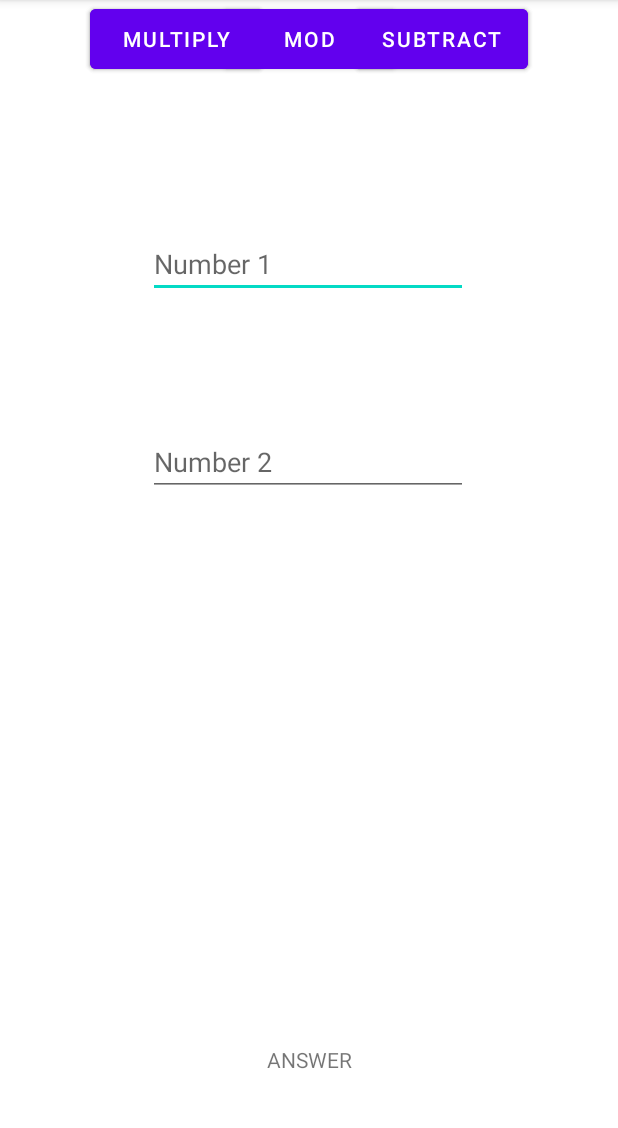
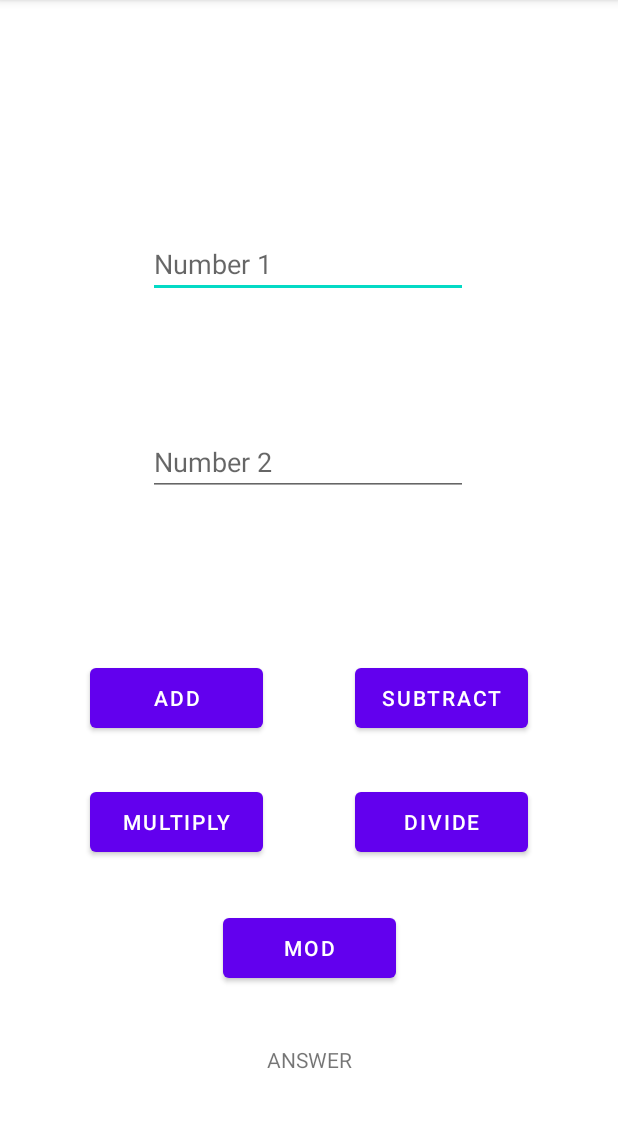
Before and after one commit to erenbudur/CS-501, an Android app: the screen it shows after launch (MainActivity), on a phone screen of 412 x 824 dp, the part 84-1212 px from its top. Run offline under Robolectric (Android 15) with nearby library versions, the phone set to English and light mode, and no system bars.

Commit message:
Added operations and div zero error message

```diff
--- a/Lect2_SimpleMath_1/app/src/main/java/com/example/lect2_simplemath_1/MainActivity.java
+++ b/Lect2_SimpleMath_1/app/src/main/java/com/example/lect2_simplemath_1/MainActivity.java
@@ -29,13 +29,13 @@ public class MainActivity extends AppCompatActivity {
         tvAnswer = (TextView) findViewById(R.id.tvAnswer);
         num1 = (EditText) findViewById(R.id.decimal1);
         num2 = (EditText) findViewById(R.id.decimal2);
-        addBtn  = (Button) findViewById(R.id.addButton);
-        subBtn  = (Button) findViewById(R.id.subButton);
-        mulBtn  = (Button) findViewById(R.id.mulButton);
-        divBtn  = (Button) findViewById(R.id.divButton);
-        modBtn  = (Button) findViewById(R.id.modButton);
+        addBtn = (Button) findViewById(R.id.addButton);
+        subBtn = (Button) findViewById(R.id.subButton);
+        mulBtn = (Button) findViewById(R.id.mulButton);
+        divBtn = (Button) findViewById(R.id.divButton);
+        modBtn = (Button) findViewById(R.id.modButton);
 
-        btnCalculate.setOnClickListener(new View.OnClickListener() {
+        addBtn.setOnClickListener(new View.OnClickListener() {
             @Override
             public void onClick(View view) {
                 Double result;
@@ -45,17 +45,57 @@ public class MainActivity extends AppCompatActivity {
             }
         });
 
-        btnCalculate.setOnLongClickListener(new View.OnLongClickListener() {
+        subBtn.setOnClickListener(new View.OnClickListener() {
             @Override
-            public boolean onLongClick(View view) {
+            public void onClick(View view) {
                 Double result;
                 result = Double.parseDouble(num1.getText().toString()) -
                         Double.parseDouble(num2.getText().toString());
                 tvAnswer.setText(result.toString());
-
-                return true;
             }
         });
+
+
+        mulBtn.setOnClickListener(new View.OnClickListener() {
+            @Override
+            public void onClick(View view) {
+                Double result;
+                result = Double.parseDouble(num1.getText().toString()) *
+                        Double.parseDouble(num2.getText().toString());
+                tvAnswer.setText(result.toString());
+            }
+        });
+
+        divBtn.setOnClickListener(new View.OnClickListener() {
+            @Override
+            public void onClick(View view) {
+                if (Double.parseDouble(num2.getText().toString()) == 0) {
+                    tvAnswer.setText("Division by 0 is not allowed");
+                    return;
+                }
+
+                Double result;
+                result = Double.parseDouble(num1.getText().toString()) /
+                        Double.parseDouble(num2.getText().toString());
+                tvAnswer.setText(result.toString());
+            }
+        });
+
+        modBtn.setOnClickListener(new View.OnClickListener() {
+            @Override
+            public void onClick(View view) {
+                if (Double.parseDouble(num2.getText().toString()) == 0) {
+                    tvAnswer.setText("Mod by 0 is not allowed");
+                    return;
+                }
+
+                Double result;
+                result = Double.parseDouble(num1.getText().toString()) %
+                        Double.parseDouble(num2.getText().toString());
+                tvAnswer.setText(result.toString());
+            }
+        });
+
 
     }
 
--- a/Lect2_SimpleMath_1/app/src/main/res/layout/activity_main.xml
+++ b/Lect2_SimpleMath_1/app/src/main/res/layout/activity_main.xml
@@ -11,9 +11,11 @@
         android:layout_width="115dp"
         android:layout_height="52dp"
         android:text="Mod"
+        app:layout_constraintBottom_toBottomOf="parent"
         app:layout_constraintEnd_toEndOf="parent"
         app:layout_constraintStart_toStartOf="parent"
-        tools:layout_editor_absoluteY="575dp" />
+        app:layout_constraintTop_toTopOf="parent"
+        app:layout_constraintVertical_bias="0.846" />
 
     <TextView
         android:id="@+id/tvAnswer"
@@ -59,17 +61,22 @@
         android:layout_height="52dp"
         android:layout_marginStart="60dp"
         android:text="Add"
+        app:layout_constraintBottom_toBottomOf="parent"
         app:layout_constraintStart_toStartOf="parent"
-        tools:layout_editor_absoluteY="417dp" />
+        app:layout_constraintTop_toTopOf="parent"
+        app:layout_constraintVertical_bias="0.614" />
 
     <Button
         android:id="@+id/divButton"
         android:layout_width="115dp"
         android:layout_height="52dp"
-        android:layout_marginEnd="60dp"
         android:text="Divide"
+        app:layout_constraintBottom_toBottomOf="parent"
         app:layout_constraintEnd_toEndOf="parent"
-        tools:layout_editor_absoluteY="494dp" />
+        app:layout_constraintHorizontal_bias="0.797"
+        app:layout_constraintStart_toStartOf="parent"
+        app:layout_constraintTop_toTopOf="parent"
+        app:layout_constraintVertical_bias="0.729" />
 
     <Button
         android:id="@+id/mulButton"
@@ -77,16 +84,21 @@
         android:layout_height="52dp"
         android:layout_marginStart="60dp"
         android:text="Multiply"
+        app:layout_constraintBottom_toBottomOf="parent"
         app:layout_constraintStart_toStartOf="parent"
-        tools:layout_editor_absoluteY="494dp" />
+        app:layout_constraintTop_toTopOf="parent"
+        app:layout_constraintVertical_bias="0.729" />
 
     <Button
         android:id="@+id/subButton"
         android:layout_width="115dp"
         android:layout_height="52dp"
-        android:layout_marginEnd="60dp"
         android:text="Subtract"
+        app:layout_constraintBottom_toBottomOf="parent"
         app:layout_constraintEnd_toEndOf="parent"
-        tools:layout_editor_absoluteY="417dp" />
+        app:layout_constraintHorizontal_bias="0.797"
+        app:layout_constraintStart_toStartOf="parent"
+        app:layout_constraintTop_toTopOf="parent"
+        app:layout_constraintVertical_bias="0.614" />
 
 </androidx.constraintlayout.widget.ConstraintLayout>
```
